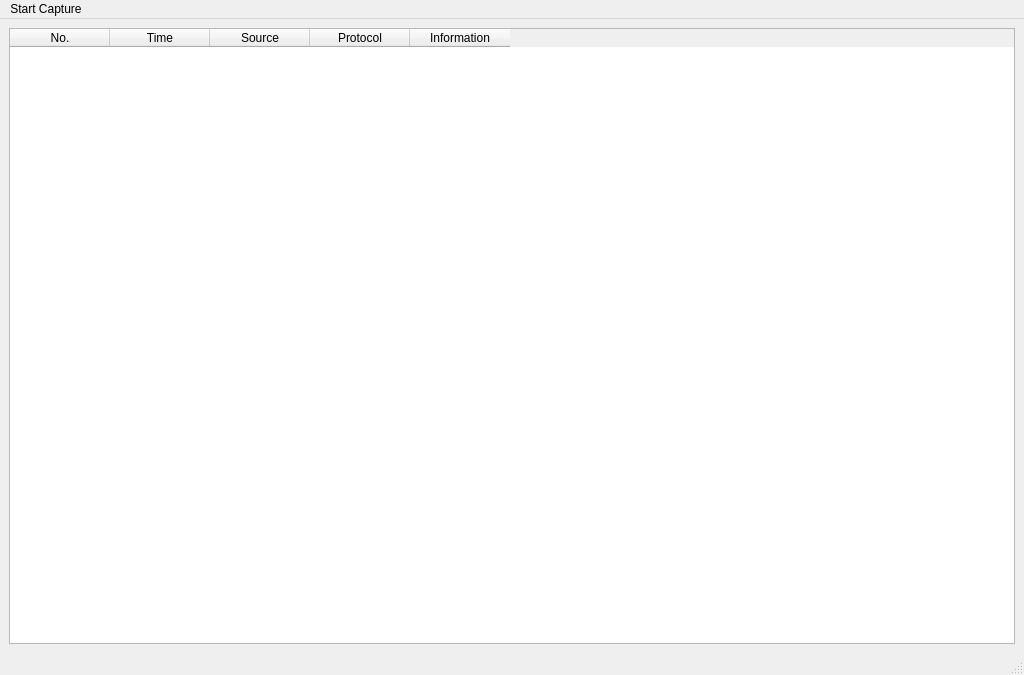
Above: app/mainwindow.ui from NeevCohen/wirefish before the change. Below: the same form after it.
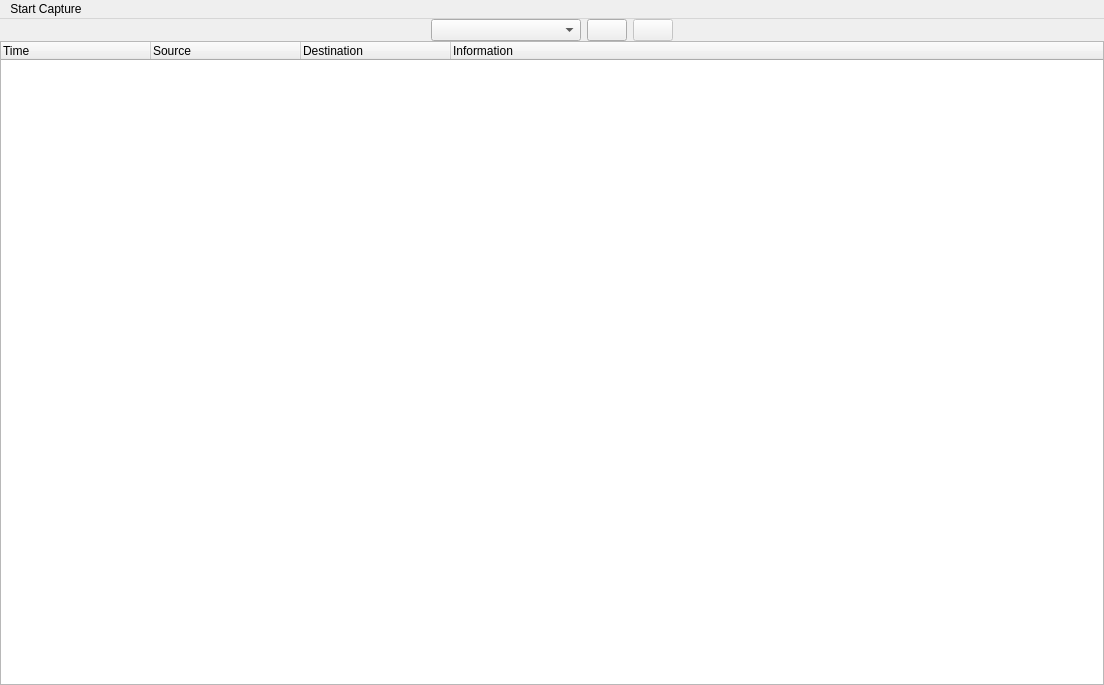
That is the form after the change. Icons and pictures are not drawn.

Commit message: Add table + start button + stop button

```diff
--- a/app/mainwindow.ui
+++ b/app/mainwindow.ui
@@ -6,10 +6,16 @@
    <rect>
     <x>0</x>
     <y>0</y>
-    <width>1024</width>
-    <height>675</height>
+    <width>1104</width>
+    <height>685</height>
    </rect>
   </property>
+  <property name="sizePolicy">
+   <sizepolicy hsizetype="Fixed" vsizetype="Fixed">
+    <horstretch>0</horstretch>
+    <verstretch>0</verstretch>
+   </sizepolicy>
+  </property>
   <property name="windowTitle">
    <string>Wireshark</string>
   </property>
@@ -17,45 +23,216 @@
    <bool>false</bool>
   </property>
   <widget class="QWidget" name="centralwidget">
-   <layout class="QVBoxLayout" name="verticalLayout">
+   <property name="sizePolicy">
+    <sizepolicy hsizetype="Expanding" vsizetype="Expanding">
+     <horstretch>0</horstretch>
+     <verstretch>0</verstretch>
+    </sizepolicy>
+   </property>
+   <layout class="QVBoxLayout" name="verticalLayout_2">
+    <property name="spacing">
+     <number>0</number>
+    </property>
+    <property name="leftMargin">
+     <number>0</number>
+    </property>
+    <property name="topMargin">
+     <number>0</number>
+    </property>
+    <property name="rightMargin">
+     <number>0</number>
+    </property>
+    <property name="bottomMargin">
+     <number>0</number>
+    </property>
     <item>
-     <widget class="QTableWidget" name="tableWidget">
-      <property name="sizePolicy">
-       <sizepolicy hsizetype="Expanding" vsizetype="Expanding">
-        <horstretch>0</horstretch>
-        <verstretch>0</verstretch>
-       </sizepolicy>
+     <widget class="QFrame" name="control_menu">
+      <property name="maximumSize">
+       <size>
+        <width>16777215</width>
+        <height>50</height>
+       </size>
       </property>
-      <property name="minimumSize">
+      <property name="baseSize">
        <size>
-        <width>1000</width>
-        <height>600</height>
+        <width>0</width>
+        <height>75</height>
        </size>
       </property>
-      <column>
-       <property name="text">
-        <string>No.</string>
+      <property name="frameShape">
+       <enum>QFrame::Shape::NoFrame</enum>
+      </property>
+      <property name="frameShadow">
+       <enum>QFrame::Shadow::Raised</enum>
+      </property>
+      <layout class="QHBoxLayout" name="horizontalLayout">
+       <property name="leftMargin">
+        <number>0</number>
        </property>
-      </column>
+       <property name="topMargin">
+        <number>0</number>
+       </property>
+       <property name="rightMargin">
+        <number>0</number>
+       </property>
+       <property name="bottomMargin">
+        <number>0</number>
+       </property>
+       <item>
+        <spacer name="horizontalSpacer_2">
+         <property name="orientation">
+          <enum>Qt::Orientation::Horizontal</enum>
+         </property>
+         <property name="sizeHint" stdset="0">
+          <size>
+           <width>40</width>
+           <height>20</height>
+          </size>
+         </property>
+        </spacer>
+       </item>
+       <item>
+        <widget class="QComboBox" name="interface_selector">
+         <property name="sizePolicy">
+          <sizepolicy hsizetype="Fixed" vsizetype="Fixed">
+           <horstretch>0</horstretch>
+           <verstretch>0</verstretch>
+          </sizepolicy>
+         </property>
+         <property name="minimumSize">
+          <size>
+           <width>150</width>
+           <height>0</height>
+          </size>
+         </property>
+        </widget>
+       </item>
+       <item>
+        <widget class="QPushButton" name="start_capture_button">
+         <property name="sizePolicy">
+          <sizepolicy hsizetype="Fixed" vsizetype="Fixed">
+           <horstretch>0</horstretch>
+           <verstretch>0</verstretch>
+          </sizepolicy>
+         </property>
+         <property name="toolTip">
+          <string extracomment="Start Capturing"/>
+         </property>
+         <property name="text">
+          <string/>
+         </property>
+         <property name="icon">
+          <iconset theme="QIcon::ThemeIcon::MediaPlaybackStart"/>
+         </property>
+         <property name="iconSize">
+          <size>
+           <width>15</width>
+           <height>15</height>
+          </size>
+         </property>
+         <property name="flat">
+          <bool>false</bool>
+         </property>
+        </widget>
+       </item>
+       <item>
+        <widget class="QPushButton" name="stop_capture_button">
+         <property name="enabled">
+          <bool>false</bool>
+         </property>
+         <property name="sizePolicy">
+          <sizepolicy hsizetype="Fixed" vsizetype="Fixed">
+           <horstretch>0</horstretch>
+           <verstretch>0</verstretch>
+          </sizepolicy>
+         </property>
+         <property name="text">
+          <string/>
+         </property>
+         <property name="icon">
+          <iconset theme="QIcon::ThemeIcon::MediaPlaybackStop"/>
+         </property>
+         <property name="iconSize">
+          <size>
+           <width>15</width>
+           <height>15</height>
+          </size>
+         </property>
+         <property name="autoDefault">
+          <bool>false</bool>
+         </property>
+         <property name="default">
+          <bool>false</bool>
+         </property>
+        </widget>
+       </item>
+       <item>
+        <spacer name="horizontalSpacer">
+         <property name="orientation">
+          <enum>Qt::Orientation::Horizontal</enum>
+         </property>
+         <property name="sizeHint" stdset="0">
+          <size>
+           <width>40</width>
+           <height>20</height>
+          </size>
+         </property>
+        </spacer>
+       </item>
+      </layout>
+     </widget>
+    </item>
+    <item>
+     <widget class="QTableWidget" name="capture_table">
+      <property name="frameShape">
+       <enum>QFrame::Shape::StyledPanel</enum>
+      </property>
+      <property name="autoScrollMargin">
+       <number>16</number>
+      </property>
+      <property name="gridStyle">
+       <enum>Qt::PenStyle::SolidLine</enum>
+      </property>
+      <property name="sortingEnabled">
+       <bool>false</bool>
+      </property>
+      <attribute name="horizontalHeaderDefaultSectionSize">
+       <number>150</number>
+      </attribute>
+      <attribute name="horizontalHeaderStretchLastSection">
+       <bool>true</bool>
+      </attribute>
       <column>
        <property name="text">
         <string>Time</string>
        </property>
+       <property name="textAlignment">
+        <set>AlignLeading|AlignVCenter</set>
+       </property>
       </column>
       <column>
        <property name="text">
         <string>Source</string>
        </property>
+       <property name="textAlignment">
+        <set>AlignLeading|AlignVCenter</set>
+       </property>
       </column>
       <column>
        <property name="text">
-        <string>Protocol</string>
+        <string>Destination</string>
+       </property>
+       <property name="textAlignment">
+        <set>AlignLeading|AlignVCenter</set>
        </property>
       </column>
       <column>
        <property name="text">
         <string>Information</string>
        </property>
+       <property name="textAlignment">
+        <set>AlignLeading|AlignVCenter</set>
+       </property>
       </column>
      </widget>
     </item>
@@ -66,7 +243,7 @@
     <rect>
      <x>0</x>
      <y>0</y>
-     <width>1024</width>
+     <width>1104</width>
      <height>24</height>
     </rect>
    </property>
@@ -78,7 +255,6 @@
    </widget>
    <addaction name="menuStart_Capture"/>
   </widget>
-  <widget class="QStatusBar" name="statusbar"/>
  </widget>
  <resources/>
  <connections/>
```
The commit also changes 2 other files.
